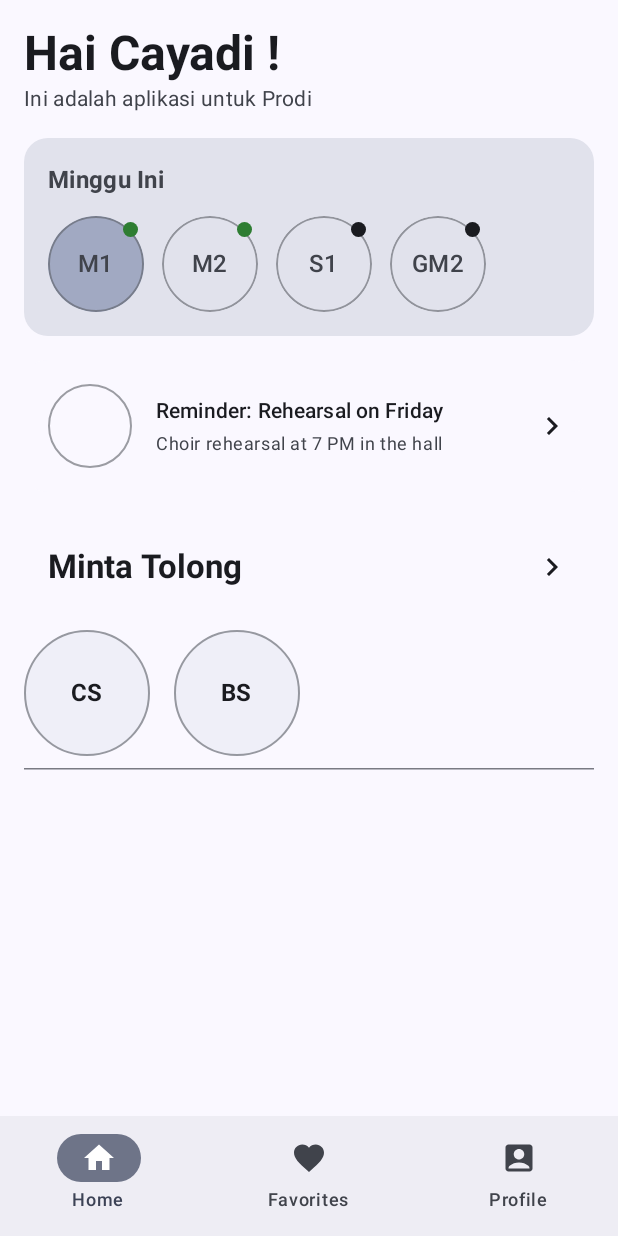
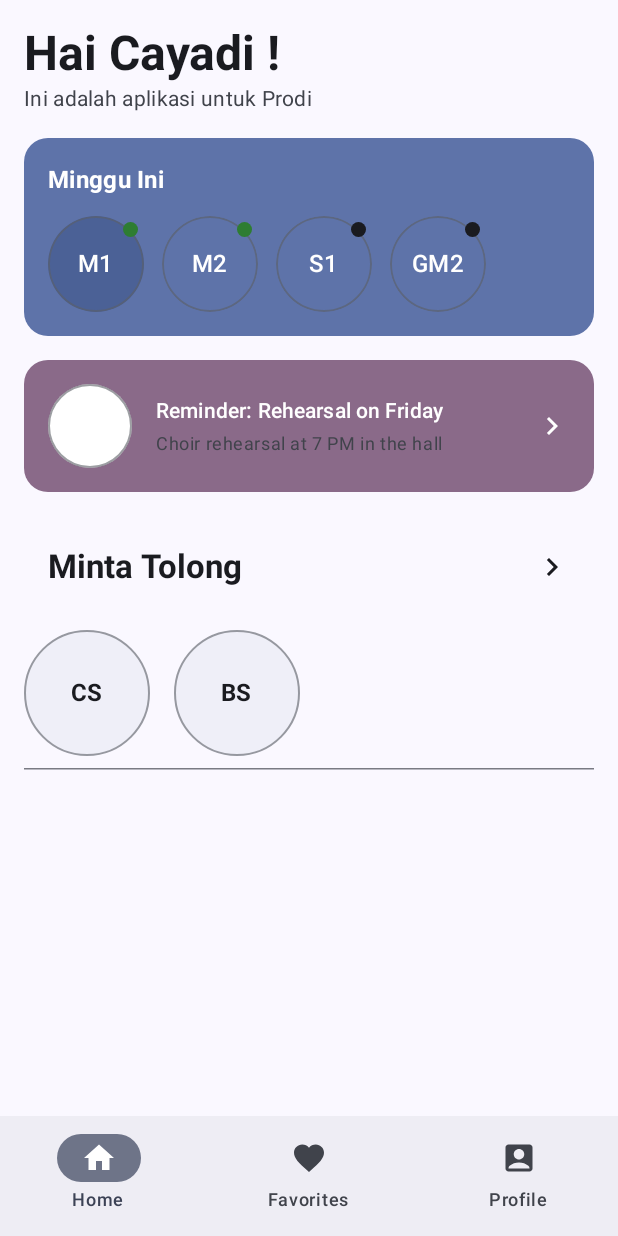
Before and after one commit to sutanto62/Sibori, an Android app built with Jetpack Compose: the screen it shows after launch (MainActivity), on a phone screen of 412 x 824 dp. Run offline under Robolectric (Android 15) with nearby library versions, the phone set to English and light mode, and no system bars; our stand-ins replace Dagger/Hilt's generated code, navigation suite, window size class.

Commit message:
refactor(home): extract ThisWeekCard to components package
- Move ThisWeekCard into feature/home/components/ThisWeekCard.kt
- Import and use from HomeScreen; remove inline version

```diff
--- a/core/designsystem/src/main/java/id/or/sutanto/sibori/core/designsystem/components/AnnouncementCard.kt
+++ b/core/designsystem/src/main/java/id/or/sutanto/sibori/core/designsystem/components/AnnouncementCard.kt
@@ -42,7 +42,7 @@ fun AnnouncementCard(
     Card(
         modifier = modifier.fillMaxWidth(),
         shape = RoundedCornerShape(16.dp),
-        colors = CardDefaults.cardColors(containerColor = MaterialTheme.colorScheme.surface)
+        colors = CardDefaults.cardColors(containerColor = MaterialTheme.colorScheme.tertiaryContainer)
     ) {
         Row(
             modifier = Modifier
@@ -54,7 +54,7 @@ fun AnnouncementCard(
             Surface(
                 modifier = Modifier.size(56.dp),
                 shape = CircleShape,
-                color = Color.Transparent,
+                color = Color.White,
                 tonalElevation = 0.dp,
                 border = BorderStroke(1.dp, MaterialTheme.colorScheme.outline.copy(alpha = 0.6f))
             ) {}
--- a/feature/home/src/main/java/id/or/sutanto/sibori/feature/home/HomeScreen.kt
+++ b/feature/home/src/main/java/id/or/sutanto/sibori/feature/home/HomeScreen.kt
@@ -40,9 +40,9 @@ import androidx.compose.material3.windowsizeclass.WindowWidthSizeClass
 import androidx.compose.ui.platform.LocalConfiguration
 import androidx.compose.ui.tooling.preview.PreviewScreenSizes
 import id.or.sutanto.sibori.core.designsystem.components.SectionHeader
-import id.or.sutanto.sibori.core.designsystem.components.WeekCircle
 import id.or.sutanto.sibori.core.designsystem.components.WeekCircleEmphasis
 import id.or.sutanto.sibori.core.designsystem.components.WeekCircleIndicator
+import id.or.sutanto.sibori.feature.home.components.ThisWeekCard
 import id.or.sutanto.sibori.core.designsystem.components.AnnouncementCard
 import id.or.sutanto.sibori.core.designsystem.components.ActionCircle
 import id.or.sutanto.sibori.core.designsystem.theme.SiboriTheme
@@ -211,33 +211,7 @@ private fun GreetingHeader(userName: String, modifier: Modifier = Modifier) {
 
 // UI model extracted to HomeMappers.kt
 
-@Composable
-private fun ThisWeekCard(items: List<ThisWeekItem>, modifier: Modifier = Modifier) {
-    Card(
-        modifier = modifier.fillMaxWidth(),
-        shape = RoundedCornerShape(16.dp),
-        colors = CardDefaults.cardColors(containerColor = MaterialTheme.colorScheme.surfaceVariant)
-    ) {
-        Column(modifier = Modifier.padding(16.dp)) {
-            Text(
-                text = stringResource(R.string.home_this_week),
-                style = MaterialTheme.typography.titleMedium,
-                fontWeight = FontWeight.Bold
-            )
-            Spacer(Modifier.height(12.dp))
-            LazyRow(horizontalArrangement = Arrangement.spacedBy(12.dp)) {
-                items(items.size) { index ->
-                    val item = items[index]
-                    WeekCircle(
-                        label = item.label,
-                        emphasis = item.emphasis,
-                        indicator = item.indicator
-                    )
-                }
-            }
-        }
-    }
-}
+
 
 // Using designsystem AnnouncementCard
 
--- /dev/null
+++ b/feature/home/src/main/java/id/or/sutanto/sibori/feature/home/components/ThisWeekCard.kt
@@ -0,0 +1,51 @@
+package id.or.sutanto.sibori.feature.home.components
+
+import androidx.compose.foundation.layout.Arrangement
+import androidx.compose.foundation.layout.Column
+import androidx.compose.foundation.layout.Spacer
+import androidx.compose.foundation.layout.fillMaxWidth
+import androidx.compose.foundation.layout.padding
+import androidx.compose.foundation.lazy.LazyRow
+import androidx.compose.foundation.shape.RoundedCornerShape
+import androidx.compose.material3.Card
+import androidx.compose.material3.CardDefaults
+import androidx.compose.material3.Text
+import androidx.compose.runtime.Composable
+import androidx.compose.ui.Modifier
+import androidx.compose.ui.text.font.FontWeight
+import androidx.compose.ui.unit.dp
+import id.or.sutanto.sibori.core.designsystem.components.WeekCircle
+import id.or.sutanto.sibori.feature.home.R
+import androidx.compose.ui.res.stringResource
+import id.or.sutanto.sibori.core.designsystem.components.WeekCircleEmphasis
+import id.or.sutanto.sibori.core.designsystem.components.WeekCircleIndicator
+import androidx.compose.material3.MaterialTheme
+import id.or.sutanto.sibori.feature.home.ThisWeekItem
+
+@Composable
+internal fun ThisWeekCard(items: List<ThisWeekItem>, modifier: Modifier = Modifier) {
+    Card(
+        modifier = modifier.fillMaxWidth(),
+        shape = RoundedCornerShape(16.dp),
+        colors = CardDefaults.cardColors(containerColor = MaterialTheme.colorScheme.primaryContainer)
+    ) {
+        Column(modifier = Modifier.padding(16.dp)) {
+            Text(
+                text = stringResource(R.string.home_this_week),
+                style = MaterialTheme.typography.titleMedium,
+                fontWeight = FontWeight.Bold
+            )
+            Spacer(modifier = Modifier.padding(top = 12.dp))
+            LazyRow(horizontalArrangement = Arrangement.spacedBy(12.dp)) {
+                items(items.size) { index ->
+                    val item = items[index]
+                    WeekCircle(
+                        label = item.label,
+                        emphasis = item.emphasis,
+                        indicator = item.indicator
+                    )
+                }
+            }
+        }
+    }
+}
```
